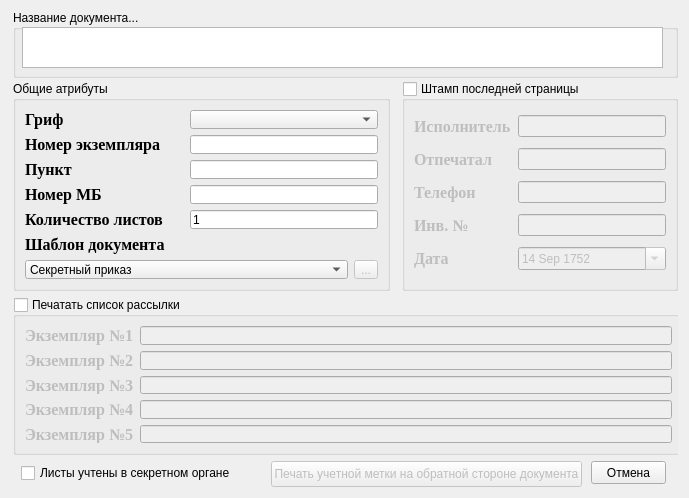
Old version of the form safeFatPrinter/branch/ui/asktheuser.ui in the repository sobiron236/cupsfilter.
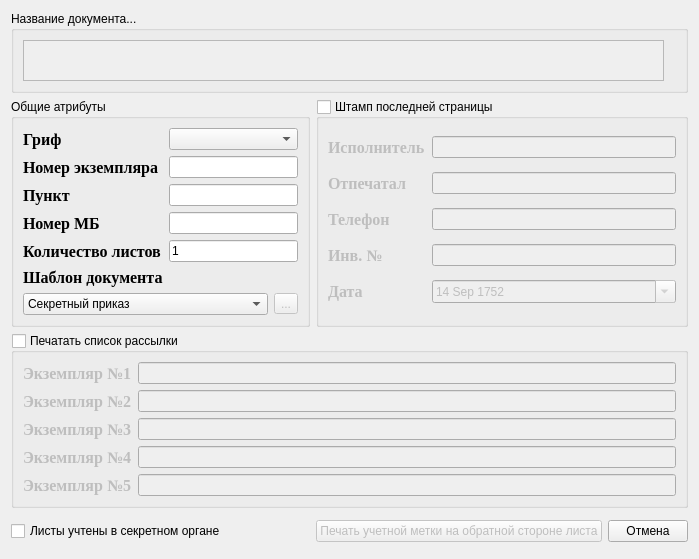
New version of the form. Icons and pictures are not drawn.

Patch:
```diff
--- a/safeFatPrinter/branch/ui/asktheuser.ui
+++ b/safeFatPrinter/branch/ui/asktheuser.ui
@@ -9,8 +9,8 @@
    <rect>
     <x>0</x>
     <y>0</y>
-    <width>689</width>
-    <height>498</height>
+    <width>677</width>
+    <height>515</height>
    </rect>
   </property>
   <property name="windowTitle">
@@ -20,35 +20,16 @@
    <bool>true</bool>
   </property>
   <layout class="QGridLayout" name="gridLayout_5">
-   <item row="0" column="0">
-    <widget class="QStackedWidget" name="stackedWidget">
-     <property name="styleSheet">
-      <string notr="true"/>
-     </property>
-     <property name="currentIndex">
-      <number>0</number>
-     </property>
-     <widget class="QWidget" name="workPage">
+   <item row="0" column="0" colspan="3">
       <widget class="QGroupBox" name="groupBox_4">
-       <property name="geometry">
-        <rect>
-         <x>2</x>
-         <y>-1</y>
-         <width>665</width>
-         <height>68</height>
-        </rect>
-       </property>
        <property name="title">
         <string>Название документа...</string>
        </property>
+     <layout class="QVBoxLayout" name="verticalLayout">
+      <item>
        <widget class="QPlainTextEdit" name="docName_plainTextEdit">
-        <property name="geometry">
-         <rect>
-          <x>9</x>
-          <y>17</y>
-          <width>641</width>
-          <height>41</height>
-         </rect>
+        <property name="enabled">
+         <bool>false</bool>
         </property>
         <property name="maximumSize">
          <size>
@@ -62,20 +43,187 @@
         <property name="horizontalScrollBarPolicy">
          <enum>Qt::ScrollBarAlwaysOff</enum>
         </property>
+        <property name="plainText">
+         <string/>
+        </property>
        </widget>
-      </widget>
+      </item>
+     </layout>
+    </widget>
+   </item>
+   <item row="1" column="0">
+    <widget class="QGroupBox" name="groupBox">
+     <property name="title">
+      <string>Общие атрибуты</string>
+     </property>
+     <layout class="QGridLayout" name="gridLayout">
+      <item row="0" column="0">
+       <widget class="QLabel" name="label">
+        <property name="font">
+         <font>
+          <family>Times New Roman</family>
+          <pointsize>12</pointsize>
+          <weight>75</weight>
+          <bold>true</bold>
+         </font>
+        </property>
+        <property name="text">
+         <string>Гриф</string>
+        </property>
+       </widget>
+      </item>
+      <item row="0" column="1" colspan="2">
+       <widget class="QComboBox" name="secretCBox">
+        <property name="currentIndex">
+         <number>-1</number>
+        </property>
+        <item>
+         <property name="text">
+          <string>Секретно</string>
+         </property>
+        </item>
+        <item>
+         <property name="text">
+          <string>Сов.секретно</string>
+         </property>
+        </item>
+        <item>
+         <property name="text">
+          <string>Особой важности</string>
+         </property>
+        </item>
+       </widget>
+      </item>
+      <item row="1" column="0">
+       <widget class="QLabel" name="label_2">
+        <property name="font">
+         <font>
+          <family>Times New Roman</family>
+          <pointsize>12</pointsize>
+          <weight>75</weight>
+          <bold>true</bold>
+         </font>
+        </property>
+        <property name="text">
+         <string>Номер экземпляра</string>
+        </property>
+       </widget>
+      </item>
+      <item row="2" column="0">
+       <widget class="QLabel" name="label_3">
+        <property name="font">
+         <font>
+          <family>Times New Roman</family>
+          <pointsize>12</pointsize>
+          <weight>75</weight>
+          <bold>true</bold>
+         </font>
+        </property>
+        <property name="text">
+         <string>Пункт</string>
+        </property>
+       </widget>
+      </item>
+      <item row="2" column="1" colspan="2">
+       <widget class="QLineEdit" name="punktLineEd"/>
+      </item>
+      <item row="3" column="0">
+       <widget class="QLabel" name="label_4">
+        <property name="font">
+         <font>
+          <family>Times New Roman</family>
+          <pointsize>12</pointsize>
+          <weight>75</weight>
+          <bold>true</bold>
+         </font>
+        </property>
+        <property name="text">
+         <string>Номер МБ</string>
+        </property>
+       </widget>
+      </item>
+      <item row="6" column="0" colspan="2">
+       <widget class="QComboBox" name="templatesCbox">
+        <property name="toolTip">
+         <string>Выберите шаблон,который будет примен к текущему документу</string>
+        </property>
+        <property name="currentIndex">
+         <number>0</number>
+        </property>
+        <item>
+         <property name="text">
+          <string>Секретный приказ</string>
+         </property>
+        </item>
+       </widget>
+      </item>
+      <item row="6" column="2">
+       <widget class="QToolButton" name="toolButton">
+        <property name="enabled">
+         <bool>false</bool>
+        </property>
+        <property name="toolTip">
+         <string>Управление шаблонами (добавить,удалить,редактировать)</string>
+        </property>
+        <property name="text">
+         <string>...</string>
+        </property>
+       </widget>
+      </item>
+      <item row="3" column="1" colspan="2">
+       <widget class="QLineEdit" name="mbNumberLineEd"/>
+      </item>
+      <item row="1" column="1" colspan="2">
+       <widget class="QLineEdit" name="copyNumberLineEd"/>
+      </item>
+      <item row="4" column="0">
+       <widget class="QLabel" name="label_15">
+        <property name="font">
+         <font>
+          <family>Times New Roman</family>
+          <pointsize>12</pointsize>
+          <weight>75</weight>
+          <bold>true</bold>
+         </font>
+        </property>
+        <property name="text">
+         <string>Количество листов</string>
+        </property>
+       </widget>
+      </item>
+      <item row="5" column="0">
+       <widget class="QLabel" name="label_16">
+        <property name="font">
+         <font>
+          <family>Times New Roman</family>
+          <pointsize>12</pointsize>
+          <weight>75</weight>
+          <bold>true</bold>
+         </font>
+        </property>
+        <property name="text">
+         <string>Шаблон документа</string>
+        </property>
+       </widget>
+      </item>
+      <item row="4" column="1" colspan="2">
+       <widget class="QLineEdit" name="pageCountEd">
+        <property name="inputMask">
+         <string>Dddd; </string>
+        </property>
+        <property name="text">
+         <string>1</string>
+        </property>
+       </widget>
+      </item>
+     </layout>
+    </widget>
+   </item>
+   <item row="1" column="1" colspan="2">
       <widget class="QGroupBox" name="lastPageGroupBoxChecked">
        <property name="enabled">
         <bool>true</bool>
        </property>
-       <property name="geometry">
-        <rect>
-         <x>391</x>
-         <y>70</y>
-         <width>276</width>
-         <height>210</height>
-        </rect>
-       </property>
        <property name="title">
         <string>Штамп последней страницы</string>
        </property>
@@ -220,31 +368,9 @@
         </item>
        </layout>
       </widget>
-      <widget class="QPushButton" name="cancelBtn">
-       <property name="geometry">
-        <rect>
-         <x>580</x>
-         <y>450</y>
-         <width>75</width>
-         <height>23</height>
-        </rect>
-       </property>
-       <property name="text">
-        <string>Отмена</string>
-       </property>
-       <property name="autoDefault">
-        <bool>false</bool>
-       </property>
-      </widget>
+   </item>
+   <item row="2" column="0" colspan="3">
       <widget class="QGroupBox" name="reciversListGroupBoxChecked">
-       <property name="geometry">
-        <rect>
-         <x>2</x>
-         <y>286</y>
-         <width>671</width>
-         <height>158</height>
-        </rect>
-       </property>
        <property name="title">
         <string>Печатать список рассылки</string>
        </property>
@@ -382,20 +508,28 @@
         </item>
        </layout>
       </widget>
+   </item>
+   <item row="3" column="2" rowspan="3">
+    <widget class="QPushButton" name="pushButton">
+     <property name="text">
+      <string>Отмена</string>
+     </property>
+    </widget>
+   </item>
+   <item row="4" column="0">
+    <widget class="QCheckBox" name="checkBox">
+     <property name="text">
+      <string>Листы учтены в секретном органе</string>
+     </property>
+    </widget>
+   </item>
+   <item row="4" column="1">
       <widget class="QPushButton" name="previewBtn">
        <property name="enabled">
         <bool>false</bool>
        </property>
-       <property name="geometry">
-        <rect>
-         <x>260</x>
-         <y>450</y>
-         <width>311</width>
-         <height>26</height>
-        </rect>
-       </property>
        <property name="text">
-        <string>Печать учетной метки на обратной стороне документа</string>
+      <string>Печать учетной метки на обратной стороне листа</string>
        </property>
        <property name="icon">
         <iconset>
@@ -408,227 +542,6 @@
         <bool>true</bool>
        </property>
       </widget>
-      <widget class="QGroupBox" name="groupBox">
-       <property name="geometry">
-        <rect>
-         <x>2</x>
-         <y>70</y>
-         <width>377</width>
-         <height>210</height>
-        </rect>
-       </property>
-       <property name="title">
-        <string>Общие атрибуты</string>
-       </property>
-       <layout class="QGridLayout" name="gridLayout">
-        <item row="0" column="0">
-         <widget class="QLabel" name="label">
-          <property name="font">
-           <font>
-            <family>Times New Roman</family>
-            <pointsize>12</pointsize>
-            <weight>75</weight>
-            <bold>true</bold>
-           </font>
-          </property>
-          <property name="text">
-           <string>Гриф</string>
-          </property>
-         </widget>
-        </item>
-        <item row="0" column="1" colspan="2">
-         <widget class="QComboBox" name="secretCBox">
-          <property name="currentIndex">
-           <number>-1</number>
-          </property>
-          <item>
-           <property name="text">
-            <string>Секретно</string>
-           </property>
-          </item>
-          <item>
-           <property name="text">
-            <string>Сов.секретно</string>
-           </property>
-          </item>
-          <item>
-           <property name="text">
-            <string>Особой важности</string>
-           </property>
-          </item>
-         </widget>
-        </item>
-        <item row="1" column="0">
-         <widget class="QLabel" name="label_2">
-          <property name="font">
-           <font>
-            <family>Times New Roman</family>
-            <pointsize>12</pointsize>
-            <weight>75</weight>
-            <bold>true</bold>
-           </font>
-          </property>
-          <property name="text">
-           <string>Номер экземпляра</string>
-          </property>
-         </widget>
-        </item>
-        <item row="2" column="0">
-         <widget class="QLabel" name="label_3">
-          <property name="font">
-           <font>
-            <family>Times New Roman</family>
-            <pointsize>12</pointsize>
-            <weight>75</weight>
-            <bold>true</bold>
-           </font>
-          </property>
-          <property name="text">
-           <string>Пункт</string>
-          </property>
-         </widget>
-        </item>
-        <item row="2" column="1" colspan="2">
-         <widget class="QLineEdit" name="punktLineEd"/>
-        </item>
-        <item row="3" column="0">
-         <widget class="QLabel" name="label_4">
-          <property name="font">
-           <font>
-            <family>Times New Roman</family>
-            <pointsize>12</pointsize>
-            <weight>75</weight>
-            <bold>true</bold>
-           </font>
-          </property>
-          <property name="text">
-           <string>Номер МБ</string>
-          </property>
-         </widget>
-        </item>
-        <item row="6" column="0" colspan="2">
-         <widget class="QComboBox" name="templatesCbox">
-          <property name="toolTip">
-           <string>Выберите шаблон,который будет примен к текущему документу</string>
-          </property>
-          <property name="currentIndex">
-           <number>0</number>
-          </property>
-          <item>
-           <property name="text">
-            <string>Секретный приказ</string>
-           </property>
-          </item>
-         </widget>
-        </item>
-        <item row="6" column="2">
-         <widget class="QToolButton" name="toolButton">
-          <property name="enabled">
-           <bool>false</bool>
-          </property>
-          <property name="toolTip">
-           <string>Управление шаблонами (добавить,удалить,редактировать)</string>
-          </property>
-          <property name="text">
-           <string>...</string>
-          </property>
-         </widget>
-        </item>
-        <item row="3" column="1" colspan="2">
-         <widget class="QLineEdit" name="mbNumberLineEd"/>
-        </item>
-        <item row="1" column="1" colspan="2">
-         <widget class="QLineEdit" name="copyNumberLineEd"/>
-        </item>
-        <item row="4" column="0">
-         <widget class="QLabel" name="label_15">
-          <property name="font">
-           <font>
-            <family>Times New Roman</family>
-            <pointsize>12</pointsize>
-            <weight>75</weight>
-            <bold>true</bold>
-           </font>
-          </property>
-          <property name="text">
-           <string>Количество листов</string>
-          </property>
-         </widget>
-        </item>
-        <item row="5" column="0">
-         <widget class="QLabel" name="label_16">
-          <property name="font">
-           <font>
-            <family>Times New Roman</family>
-            <pointsize>12</pointsize>
-            <weight>75</weight>
-            <bold>true</bold>
-           </font>
-          </property>
-          <property name="text">
-           <string>Шаблон документа</string>
-          </property>
-         </widget>
-        </item>
-        <item row="4" column="1" colspan="2">
-         <widget class="QLineEdit" name="pageCountEd">
-          <property name="inputMask">
-           <string>Dddd; </string>
-          </property>
-          <property name="text">
-           <string>1</string>
-          </property>
-         </widget>
-        </item>
-       </layout>
-      </widget>
-      <widget class="QCheckBox" name="checkBox">
-       <property name="geometry">
-        <rect>
-         <x>10</x>
-         <y>453</y>
-         <width>231</width>
-         <height>18</height>
-        </rect>
-       </property>
-       <property name="text">
-        <string>Листы учтены в секретном органе</string>
-       </property>
-      </widget>
-     </widget>
-     <widget class="QWidget" name="infoPage">
-      <property name="styleSheet">
-       <string notr="true"/>
-      </property>
-      <widget class="QTextEdit" name="informerTextEd">
-       <property name="enabled">
-        <bool>false</bool>
-       </property>
-       <property name="geometry">
-        <rect>
-         <x>0</x>
-         <y>10</y>
-         <width>661</width>
-         <height>461</height>
-        </rect>
-       </property>
-       <property name="styleSheet">
-        <string notr="true">background: qlineargradient(x1: 0, y1: 0, x2: 0, y2: 1, stop: 0 #ddf, stop: 1 #aaf);
-border: 1px solid gray;
-padding: 10px;
-border-radius: 25px;
-font: italic 12pt &quot;Comic Sans MS&quot;;</string>
-       </property>
-       <property name="html">
-        <string>&lt;!DOCTYPE HTML PUBLIC &quot;-//W3C//DTD HTML 4.0//EN&quot; &quot;http://www.w3.org/TR/REC-html40/strict.dtd&quot;&gt;
-&lt;html&gt;&lt;head&gt;&lt;meta name=&quot;qrichtext&quot; content=&quot;1&quot; /&gt;&lt;style type=&quot;text/css&quot;&gt;
-p, li { white-space: pre-wrap; }
-&lt;/style&gt;&lt;/head&gt;&lt;body style=&quot; font-family:'Comic Sans MS'; font-size:12pt; font-weight:400; font-style:italic;&quot;&gt;
-&lt;p align=&quot;center&quot; style=&quot; margin-top:0px; margin-bottom:0px; margin-left:0px; margin-right:0px; -qt-block-indent:0; text-indent:0px;&quot;&gt;Информационные сообщения&lt;/p&gt;&lt;/body&gt;&lt;/html&gt;</string>
-       </property>
-      </widget>
-     </widget>
-    </widget>
    </item>
   </layout>
  </widget>
```
Left out of the diff: 230 changed lines with no effect on the pictures. Lines whose indentation alone changed are shown as unchanged.
